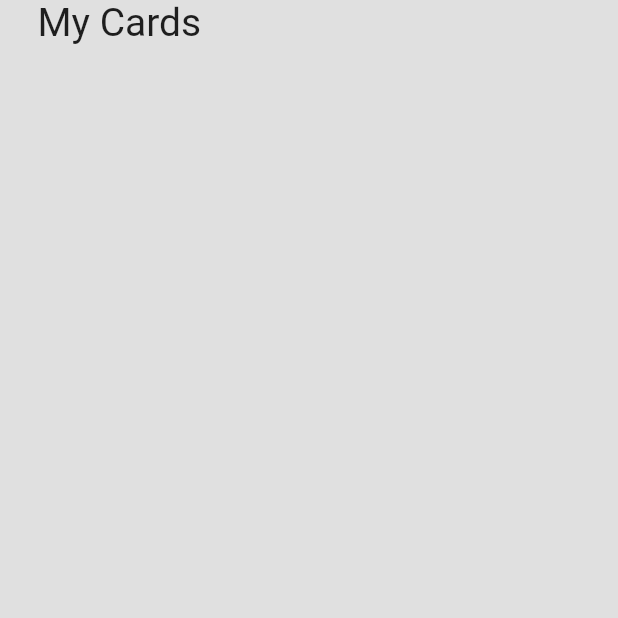
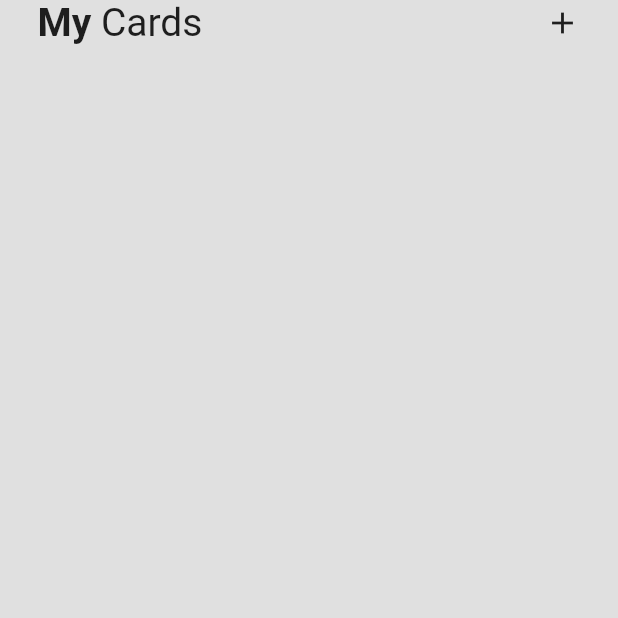
Before and after one commit to songhee24/wallet-app-ui, a Flutter app: the screen it shows after launch, on a phone screen of 412 x 824 dp, the top half of it. Run offline on Flutter 3.47's test engine with Material 2 defaults, Android fonts, the phone set to English and light mode, and no system bars.

Commit message:
app bar alignment

```diff
--- a/lib/src/screens/home_screen.dart
+++ b/lib/src/screens/home_screen.dart
@@ -18,11 +18,26 @@ class _HomeScreenState extends State<HomeScreen> {
             Padding(
               padding: const EdgeInsets.symmetric(horizontal: 25),
               child: Row(
-                children: const <Widget>[
-                  Text(
-                    'My Cards',
-                    style: TextStyle(fontSize: 26),
+                mainAxisAlignment: MainAxisAlignment.spaceBetween,
+                children: <Widget>[
+                  Row(
+                    children: const <Widget>[
+                      Text(
+                        'My',
+                        style: TextStyle(
+                          fontSize: 26,
+                          fontWeight: FontWeight.bold,
+                        ),
+                      ),
+                      Text(
+                        ' Cards',
+                        style: TextStyle(fontSize: 26),
+                      ),
+                    ],
                   ),
+
+                  // Pluss Button
+                  Icon(Icons.add),
                 ],
               ),
             )
```
